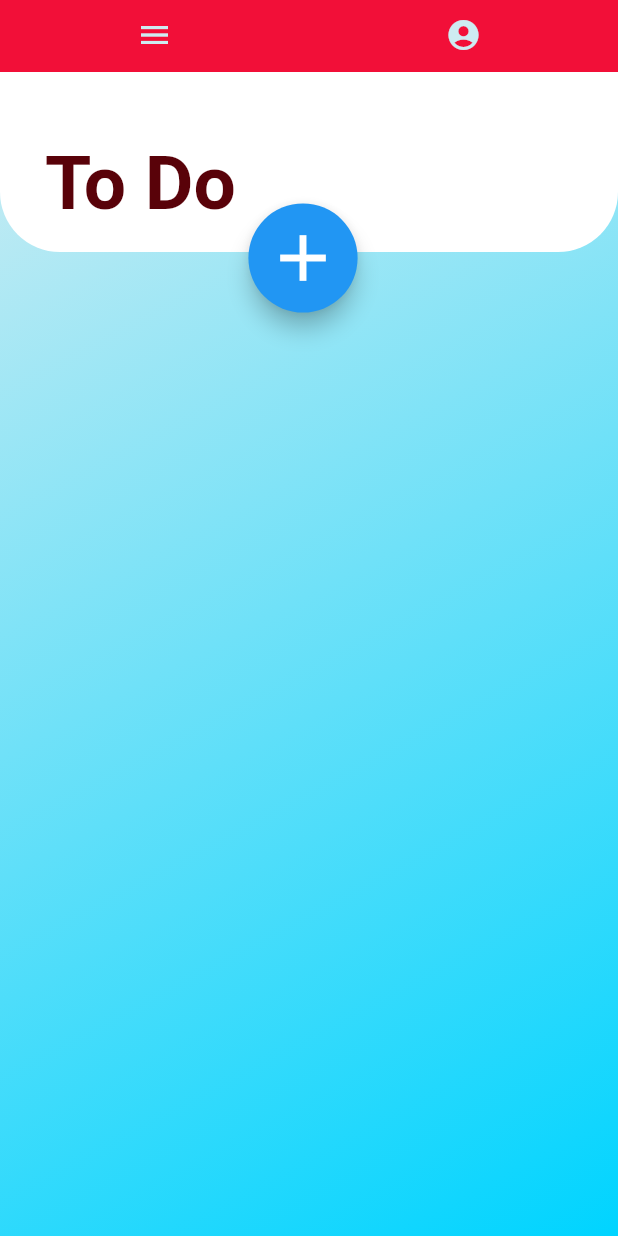
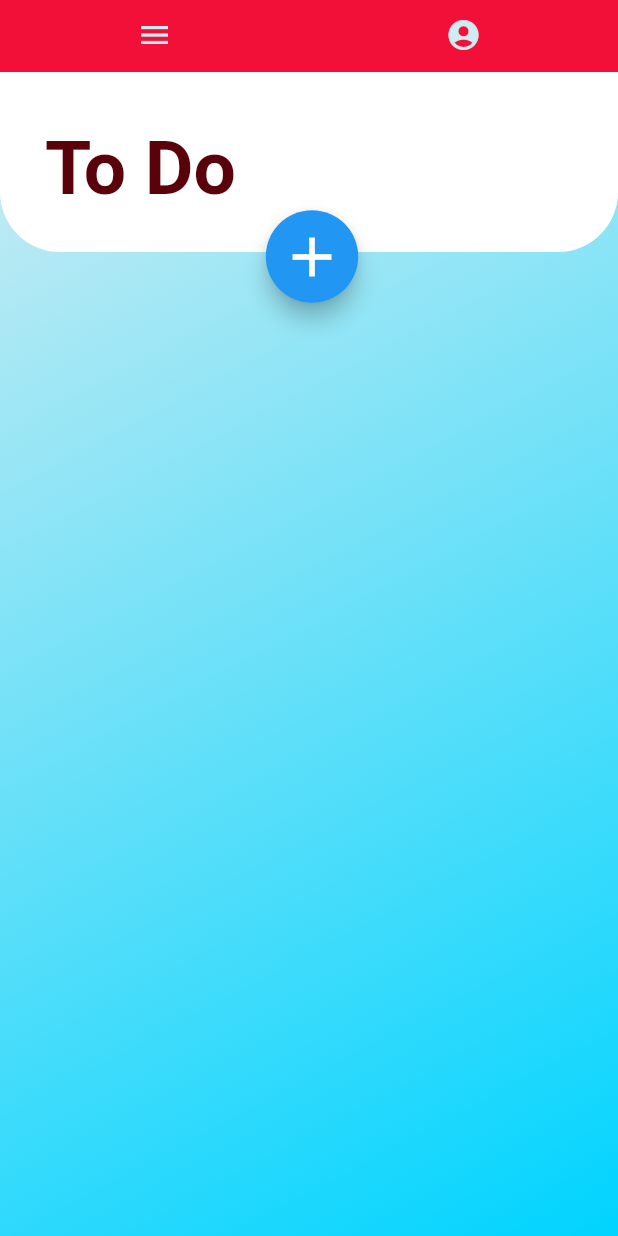
Before and after one commit to JemalAbdullahi/TodoApp, a Flutter app: the screen it shows after launch, on a phone screen of 412 x 824 dp. Run offline on Flutter 3.47's test engine with Material 2 defaults, Android fonts, the phone set to English and light mode, and no system bars; Roboto replaces fonts that are missing (Avenir).

Commit message:
Add Card #2: In Own Classes

```diff
--- /dev/null
+++ b/lib/UI/home_tab.dart
@@ -0,0 +1,29 @@
+import 'package:flutter/material.dart';
+import 'package:todolist/UI/title_card.dart';
+
+import 'package:todolist/models/global.dart';
+
+class HomeTab extends StatefulWidget {
+  @override
+  _HomeTabState createState() => _HomeTabState();
+}
+
+class _HomeTabState extends State<HomeTab> {
+  @override
+  Widget build(BuildContext context) {
+    return Stack(
+      children: <Widget>[
+        Container(
+          decoration: BoxDecoration(
+            gradient: LinearGradient(
+              begin: Alignment.topLeft,
+              end: Alignment.bottomRight,
+              colors: [lightBlue, lightBlueGradient],
+            ),
+          ),
+        ),
+        TitleCard('To Do'),
+      ],
+    );
+  }
+}
--- /dev/null
+++ b/lib/UI/task_list.dart
@@ -0,0 +1,29 @@
+import 'package:flutter/material.dart';
+import 'package:todolist/UI/title_card.dart';
+import 'package:todolist/models/global.dart';
+
+
+class TaskList extends StatefulWidget {
+  @override
+  _TaskListState createState() => _TaskListState();
+}
+
+class _TaskListState extends State<TaskList> {
+  @override
+  Widget build(BuildContext context) {
+    return Stack(
+      children: <Widget>[
+        Container(
+                    decoration: BoxDecoration(
+                      gradient: LinearGradient(
+                        begin: Alignment.topLeft,
+                        end: Alignment.bottomRight,
+                        colors: [darkBlueGradient, darkBlue],
+                      ),
+                    ),
+                  ),
+        TitleCard('Task List'),
+      ],
+    );
+  }
+}
--- /dev/null
+++ b/lib/UI/title_card.dart
@@ -0,0 +1,68 @@
+import 'package:flutter/material.dart';
+import 'package:todolist/models/global.dart';
+
+class TitleCard extends StatefulWidget {
+  final String title;
+
+  TitleCard(this.title);
+  @override
+  _TitleCardState createState() => _TitleCardState(title);
+}
+
+class _TitleCardState extends State<TitleCard> {
+  String title;
+
+  _TitleCardState(this.title);
+
+  @override
+  Widget build(BuildContext context) {
+    return Stack(
+      children: <Widget>[
+        _TitleCardBackground(),
+        _TitleCardButton(),
+        Positioned(
+          height: 53,
+          top: 35,
+          left: 30,
+          child: Text(
+            title,
+            style: cardTitleStyle,
+          ),
+        )
+      ],
+    );
+  }
+}
+
+class _TitleCardBackground extends StatelessWidget {
+  @override
+  Widget build(BuildContext context) {
+    return Container(
+      height: 120,
+      decoration: new BoxDecoration(
+        color: Colors.white,
+        borderRadius: BorderRadius.only(
+          bottomLeft: Radius.circular(40),
+          bottomRight: Radius.circular(40),
+        ),
+      ),
+    );
+  }
+}
+
+class _TitleCardButton extends StatelessWidget {
+  @override
+  Widget build(BuildContext context) {
+    return Positioned(
+      //top: 90,
+      child: Transform.scale(
+        scale: 1.1,
+        origin: Offset(-1800, -950),
+        child: FloatingActionButton(
+          onPressed: null,
+          child: Icon(Icons.add, size: 40),
+        ),
+      ),
+    );
+  }
+}
--- a/lib/main.dart
+++ b/lib/main.dart
@@ -1,4 +1,7 @@
 import 'package:flutter/material.dart';
+import 'package:todolist/UI/home_tab.dart';
+import 'package:todolist/UI/task_list.dart';
+import 'package:todolist/UI/title_card.dart';
 import 'package:todolist/models/global.dart';
 
 main() => runApp(MyApp());
@@ -45,61 +48,8 @@ class _HomePageState extends State<HomePage> {
             indicatorColor: Colors.transparent,
           ),
           backgroundColor: red,
-          body: Stack(
-            children: <Widget>[
-              TabBarView(
-                children: [
-                  new Container(
-                    decoration: BoxDecoration(
-                      gradient: LinearGradient(
-                        begin: Alignment.topLeft,
-                        end: Alignment.bottomRight,
-                        colors: [lightBlue, lightBlueGradient],
-                      ),
-                    ),
-                  ),
-                  new Container(
-                    decoration: BoxDecoration(
-                      gradient: LinearGradient(
-                        begin: Alignment.topLeft,
-                        end: Alignment.bottomRight,
-                        colors: [darkBlueGradient, darkBlue],
-                      ),
-                    ),
-                  ),
-                ],
-              ),
-              Container(
-                height: 120,
-                decoration: new BoxDecoration(
-                  color: Colors.white,
-                  borderRadius: BorderRadius.only(
-                    bottomLeft: Radius.circular(40),
-                    bottomRight: Radius.circular(40),
-                  ),
-                ),
-              ),
-              Positioned(
-                //top: 90,
-                child: Transform.scale(
-                    scale: 1.3,
-                    origin: Offset(-580, -320),
-                    child: FloatingActionButton(
-                      onPressed: null,
-                      child: Icon(Icons.add, size: 40),
-                    ),
-                  ),
-              ),
-              Positioned(
-                height: 53,
-                top: 45,
-                left: 30,
-                child: Text(
-                  'To Do',
-                  style: cardTitleStyle,
-                ),
-              ),
-            ],
+          body: Container(
+            child: TabBarView(children: [HomeTab(), TaskList()]),
           ),
         ),
       ),
```
